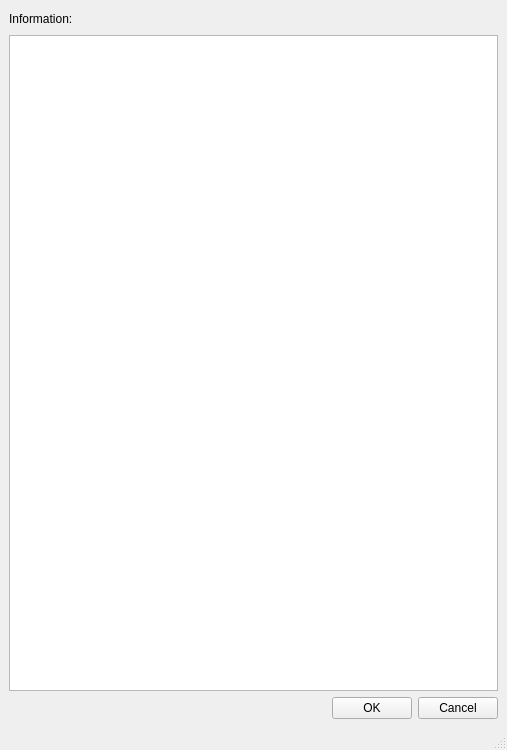
First picture: the form in scripts/HFIRPowderReduction/scaninfotablesetupwindow.ui, repository mantidproject/mantid, before the edit.
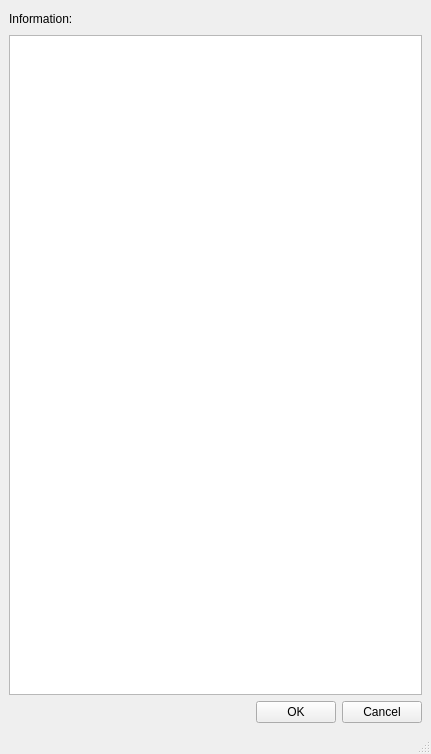
Second picture: the form after the edit. Custom widgets are drawn as their Qt base class.

Patch:
```diff
--- a/scripts/HFIRPowderReduction/scaninfotablesetupwindow.ui
+++ b/scripts/HFIRPowderReduction/scaninfotablesetupwindow.ui
@@ -6,8 +6,8 @@
    <rect>
     <x>0</x>
     <y>0</y>
-    <width>507</width>
-    <height>750</height>
+    <width>431</width>
+    <height>754</height>
    </rect>
   </property>
   <property name="windowTitle">
```
Left out of the diff: 4 changed lines with no effect on the pictures.
